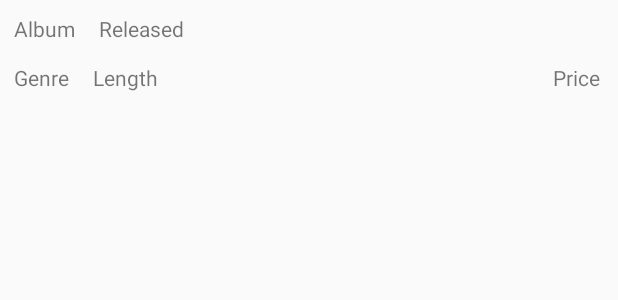
After one commit to pdguru/AndroidKotlinApp, an Android app: the layout main_list_subrow.xml on its own in the app's theme, with its tools: preview values and no code run, on a phone screen of 412 x 824 dp. The commit adds this screen. Shown: the top 300 px of the screen. Run offline under Robolectric (Android 15) with nearby library versions, the phone set to English and light mode, and no system bars; network calls fail.

Commit message:
Error with ExpandableListView

```diff
--- a/app/build.gradle
+++ b/app/build.gradle
@@ -32,4 +32,5 @@ dependencies {
     androidTestImplementation 'com.android.support.test.espresso:espresso-core:3.0.2'
 
     implementation 'com.android.volley:volley:1.1.1'
+    implementation 'com.github.bumptech.glide:glide:3.8.0'
 }
--- a/app/src/main/AndroidManifest.xml
+++ b/app/src/main/AndroidManifest.xml
@@ -11,7 +11,9 @@
             android:roundIcon="@mipmap/ic_launcher_round"
             android:supportsRtl="true"
             android:theme="@style/AppTheme">
+
         <activity android:name=".MainActivity">
+            android:windowSoftInputMode="adjustResize"
             <intent-filter>
                 <action android:name="android.intent.action.MAIN"/>
 
--- /dev/null
+++ b/app/src/main/res/layout/main_list_subrow.xml
@@ -0,0 +1,50 @@
+<?xml version="1.0" encoding="utf-8"?>
+<android.support.constraint.ConstraintLayout xmlns:android="http://schemas.android.com/apk/res/android"
+                                             xmlns:app="http://schemas.android.com/apk/res-auto" xmlns:tools="http://schemas.android.com/tools"
+                                             android:layout_width="match_parent"
+                                             android:layout_height="wrap_content">
+
+    <TextView android:layout_width="wrap_content" android:layout_height="wrap_content"
+              android:id="@+id/childrow_album"
+              android:text="Album"
+              android:padding="4dp"
+              app:layout_constraintStart_toStartOf="parent"
+              android:layout_marginStart="5dp" android:layout_marginTop="5dp"
+              app:layout_constraintTop_toTopOf="parent"/>
+
+    <TextView android:layout_width="wrap_content" android:layout_height="wrap_content"
+              android:id="@+id/childrow_releaseDate"
+              android:text="Released"
+              android:padding="4dp"
+              app:layout_constraintStart_toEndOf="@+id/childrow_album"
+              android:layout_marginStart="8dp" android:layout_marginTop="5dp"
+              app:layout_constraintTop_toTopOf="parent"/>
+
+    <TextView android:layout_width="wrap_content" android:layout_height="wrap_content"
+              android:id="@+id/childrow_songLength"
+              android:text="Length"
+              android:padding="4dp"
+              app:layout_constraintStart_toEndOf="@+id/childrow_genre"
+              android:layout_marginStart="8dp" android:layout_marginTop="5dp"
+              app:layout_constraintTop_toBottomOf="@+id/childrow_releaseDate"
+              android:layout_marginBottom="8dp" app:layout_constraintBottom_toBottomOf="parent"/>
+
+    <TextView android:layout_width="wrap_content" android:layout_height="wrap_content"
+              android:id="@+id/childrow_genre"
+              android:text="Genre"
+              android:padding="4dp"
+              app:layout_constraintStart_toStartOf="parent"
+              android:layout_marginStart="5dp" android:layout_marginTop="5dp"
+              app:layout_constraintTop_toBottomOf="@+id/childrow_album"
+              android:layout_marginBottom="8dp" app:layout_constraintBottom_toBottomOf="parent"/>
+
+    <TextView android:layout_width="wrap_content" android:layout_height="wrap_content"
+              android:id="@+id/childrow_price"
+              android:text="Price"
+              android:padding="4dp"
+              app:layout_constraintEnd_toEndOf="parent"
+              android:layout_marginEnd="8dp" android:layout_marginTop="5dp"
+              app:layout_constraintTop_toBottomOf="@+id/childrow_releaseDate"
+    android:layout_marginBottom="8dp"/>
+
+</android.support.constraint.ConstraintLayout>
```
Also changed, not shown: app/src/main/java/com/pdg/gesundheitscloudtest/MainActivity.kt (+12 -8 lines), app/src/main/java/com/pdg/gesundheitscloudtest/viewcontroller/CustomExpandableListAdapter.kt (added, +106 -0 lines), app/src/main/java/com/pdg/gesundheitscloudtest/viewcontroller/ListAdapter.kt (deleted, +0 -49 lines), app/src/main/res/layout/activity_main.xml (+7 -4 lines), app/src/main/res/layout/main_list_row.xml (+4 -15 lines), app/src/main/res/drawable-v24/loading.jpg (added).
